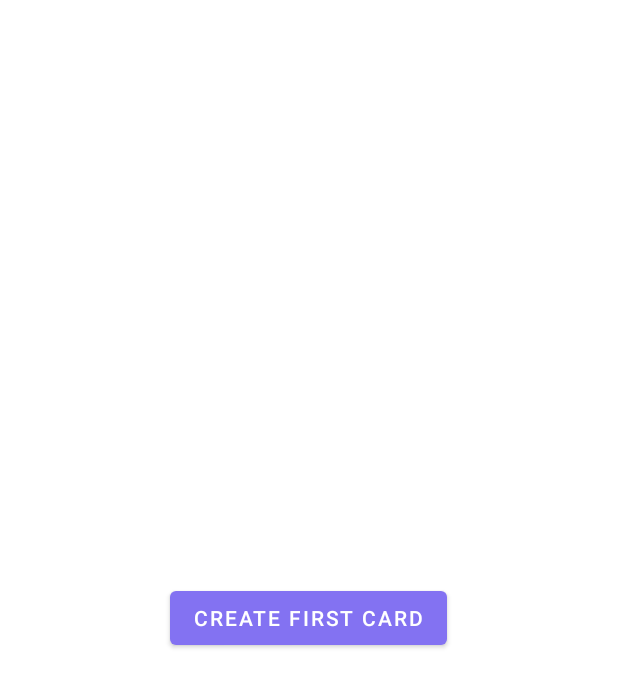
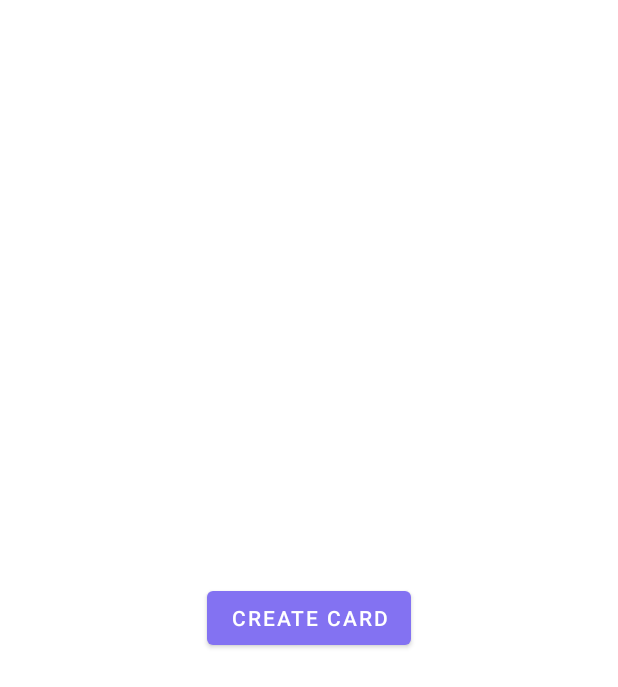
Before and after one commit to iandreyshev/android_timetracking, an Android app: the screen it shows after launch (TimelineActivity), on a phone screen of 412 x 824 dp. Shown: the top 687 px of the screen. Run offline under Robolectric (Android 15) with nearby library versions, the phone set to English and light mode, and no system bars; our stand-ins replace Room's generated code, RxJava, Timber; libraries missing offline, so code that uses them is left out: com.jakewharton.threetenabp, org.jetbrains.anko; plain views replace OptRoundCardView; 1 statement that could not run was skipped.

```diff
--- a/app/src/main/res/values/strings.xml
+++ b/app/src/main/res/values/strings.xml
@@ -1,8 +1,8 @@
 <resources>
-    <string name="app_name">Time Manager</string>
+    <string name="app_name">TimeTracker</string>
 
-    <string name="button_create_first_card">Create first card</string>
-    <string name="button_create_first_event">Create first event</string>
+    <string name="button_create_first_card">Create card</string>
+    <string name="button_create_first_event">Create event</string>
 
     <string name="card_title">%1$s</string>
     <string name="card_title_with_suffix">%1$s (#%2$d)</string>
```
Also changed, not shown: 1 other file.
